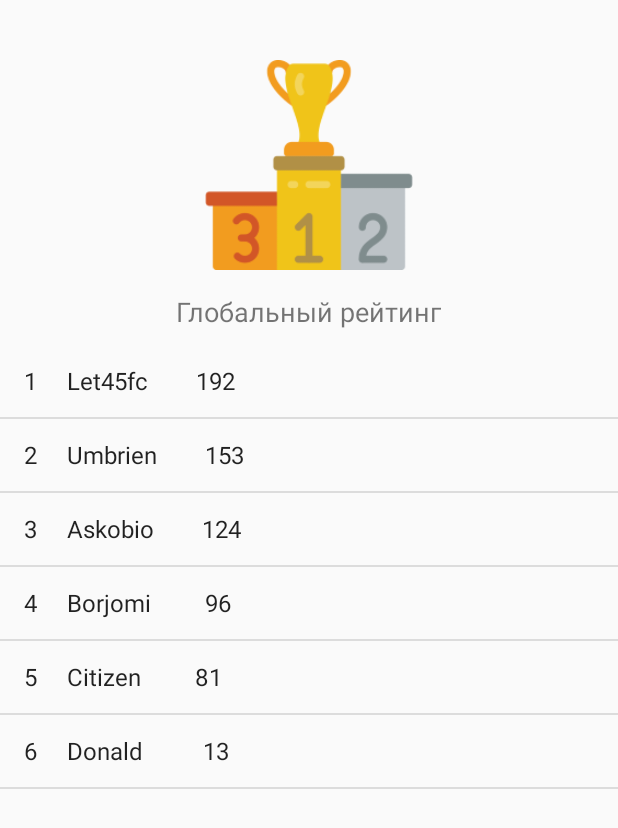
After one commit to pinker-tone/android-app, an Android app: the RatingActivity screen opened directly, with no data from a screen before it, on a phone screen of 412 x 824 dp. The commit adds this screen. Shown: the top 828 px of the screen. Run offline under Robolectric (Android 15) with nearby library versions, the phone set to English and light mode, and no system bars.

Commit message:
Added Rating activity

```diff
--- a/app/src/main/AndroidManifest.xml
+++ b/app/src/main/AndroidManifest.xml
@@ -11,7 +11,8 @@
         android:roundIcon="@mipmap/ic_launcher_round"
         android:supportsRtl="true"
         android:theme="@style/AppTheme">
-        <activity android:name=".InDevelopingActivity"></activity>
+        <activity android:name=".RatingActivity"></activity>
+        <activity android:name=".InDevelopingActivity" />
         <activity android:name=".FlashcardsActivity" />
         <activity android:name=".ProfileActivity" />
         <activity android:name=".EnemiesActivity" />
--- /dev/null
+++ b/app/src/main/java/com/pinkertone/pinkercardsmvp/RatingActivity.java
@@ -0,0 +1,29 @@
+package com.pinkertone.pinkercardsmvp;
+
+import android.support.v7.app.AppCompatActivity;
+import android.os.Bundle;
+import android.widget.ArrayAdapter;
+import android.widget.ListView;
+
+public class RatingActivity extends AppCompatActivity {
+
+    String[] usersRating = {
+            "1     Let45fc        192",
+            "2     Umbrien        153",
+            "3     Askobio        124",
+            "4     Borjomi         96",
+            "5     Citizen         81",
+            "6     Donald          13",
+    };
+
+    @Override
+    protected void onCreate(Bundle savedInstanceState) {
+        super.onCreate(savedInstanceState);
+        setContentView(R.layout.activity_rating);
+
+        ListView ratingLV = (ListView) findViewById(R.id.ratingLV);
+        ArrayAdapter<String> adapter = new ArrayAdapter<String>(this,
+                android.R.layout.simple_list_item_1, usersRating);
+        ratingLV.setAdapter(adapter);
+    }
+}
--- /dev/null
+++ b/app/src/main/res/layout/activity_rating.xml
@@ -0,0 +1,31 @@
+<?xml version="1.0" encoding="utf-8"?>
+<LinearLayout xmlns:android="http://schemas.android.com/apk/res/android"
+    xmlns:tools="http://schemas.android.com/tools"
+    android:layout_width="match_parent"
+    android:layout_height="match_parent"
+    tools:context=".RatingActivity"
+    android:orientation="vertical">
+
+
+        <ImageView
+            android:layout_width="match_parent"
+            android:layout_height="140dp"
+            android:layout_gravity="center"
+            android:layout_marginTop="40dp"
+            android:src="@drawable/podium" />
+
+        <TextView
+            android:layout_width="wrap_content"
+            android:layout_height="wrap_content"
+            android:layout_gravity="center"
+            android:layout_marginTop="15dp"
+            android:layout_marginBottom="10dp"
+            android:textSize="18sp"
+            android:text="@string/globalRating" />
+
+    <ListView
+        android:id="@+id/ratingLV"
+        android:layout_width="match_parent"
+        android:layout_height="match_parent">
+    </ListView>
+</LinearLayout>
--- a/app/src/main/res/values/strings.xml
+++ b/app/src/main/res/values/strings.xml
@@ -17,6 +17,7 @@
     <string name="something_went_wrong">Пользователь с таким ником или почтой уже существует.</string>
     <string name="exit">Выйти из аккаунта</string>
     <string name="inDeveloping">В процессе разработки</string>
+    <string name="globalRating">Глобальный рейтинг</string>
 
     <!--Buttons in MainActivity-->
     <string name="battles">Сражения</string>
```
Also changed, not shown: app/src/main/java/com/pinkertone/pinkercardsmvp/BattlesActivity.java (+8 -11 lines), app/src/main/res/layout/activity_battles.xml (+15 -1 lines), app/src/main/res/drawable-hdpi/coding.png (added), app/src/main/res/drawable-hdpi/podium.png (added), app/src/main/res/drawable-ldpi/coding.png (added), app/src/main/res/drawable-ldpi/podium.png (added), app/src/main/res/drawable-mdpi/coding.png (added), app/src/main/res/drawable-mdpi/podium.png (added), app/src/main/res/drawable-xhdpi/coding.png (added), app/src/main/res/drawable-xhdpi/podium.png (added), app/src/main/res/drawable-xxhdpi/coding.png (added), app/src/main/res/drawable-xxhdpi/podium.png (added), app/src/main/res/drawable-xxxhdpi/coding.png (added), app/src/main/res/drawable-xxxhdpi/podium.png (added).
